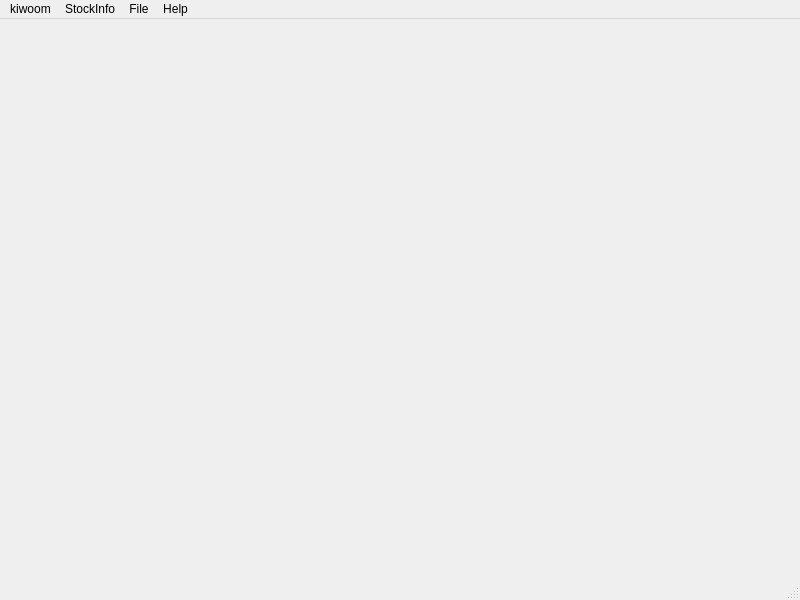
wangta69/python, file kiwoom/work/ui/main.ui: the form before one commit.
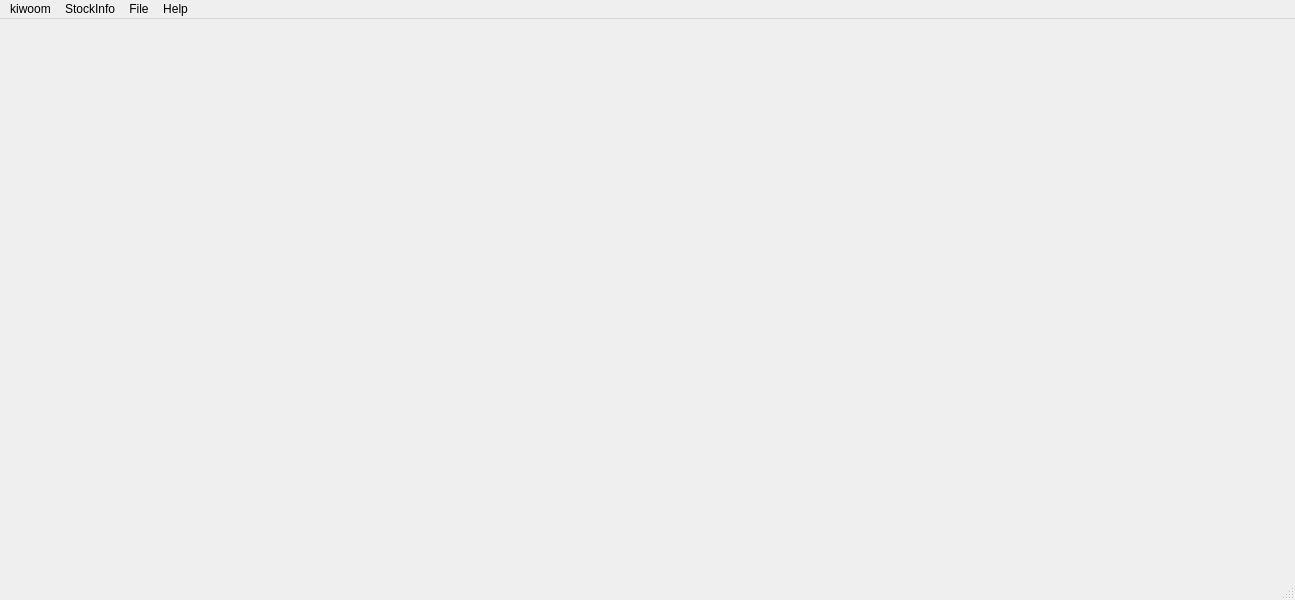
The form after the commit.

Patch:
```diff
--- a/kiwoom/work/ui/main.ui
+++ b/kiwoom/work/ui/main.ui
@@ -6,7 +6,7 @@
    <rect>
     <x>0</x>
     <y>0</y>
-    <width>800</width>
+    <width>1295</width>
     <height>600</height>
    </rect>
   </property>
@@ -19,7 +19,7 @@
     <rect>
      <x>0</x>
      <y>0</y>
-     <width>800</width>
+     <width>1295</width>
      <height>21</height>
     </rect>
    </property>
```
Left out of the diff: 6 changed lines with no effect on the pictures.
